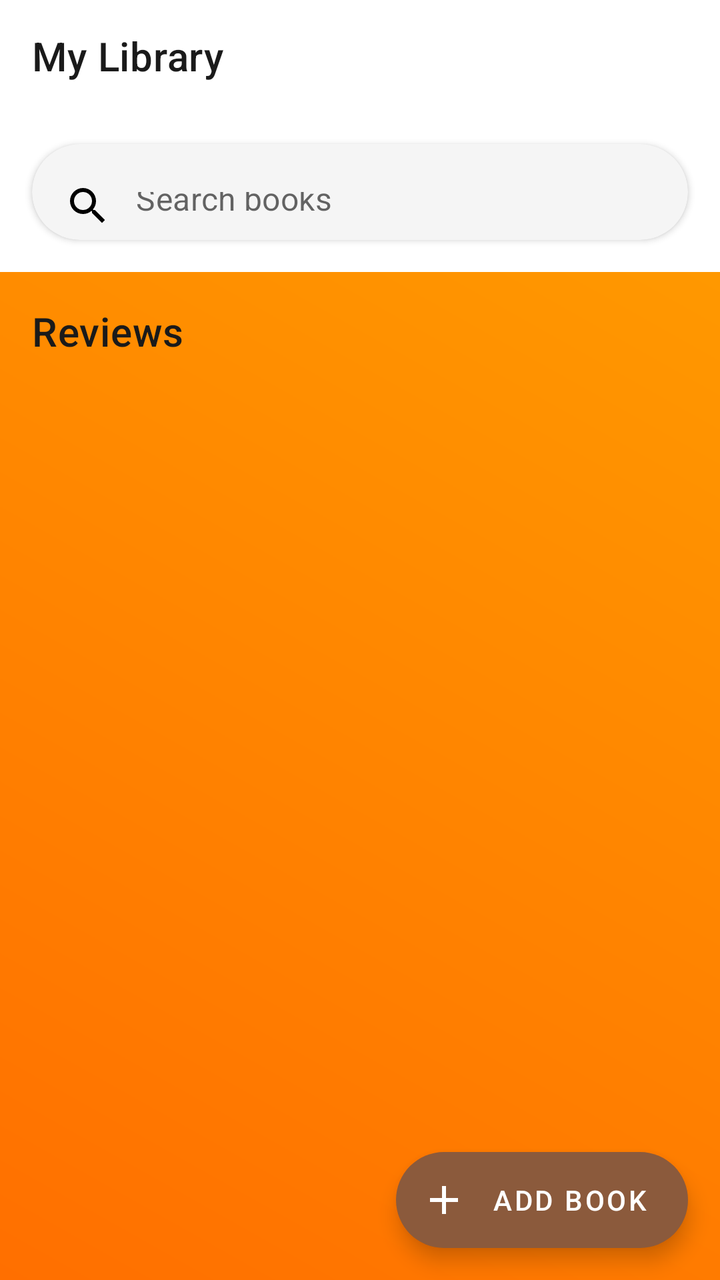
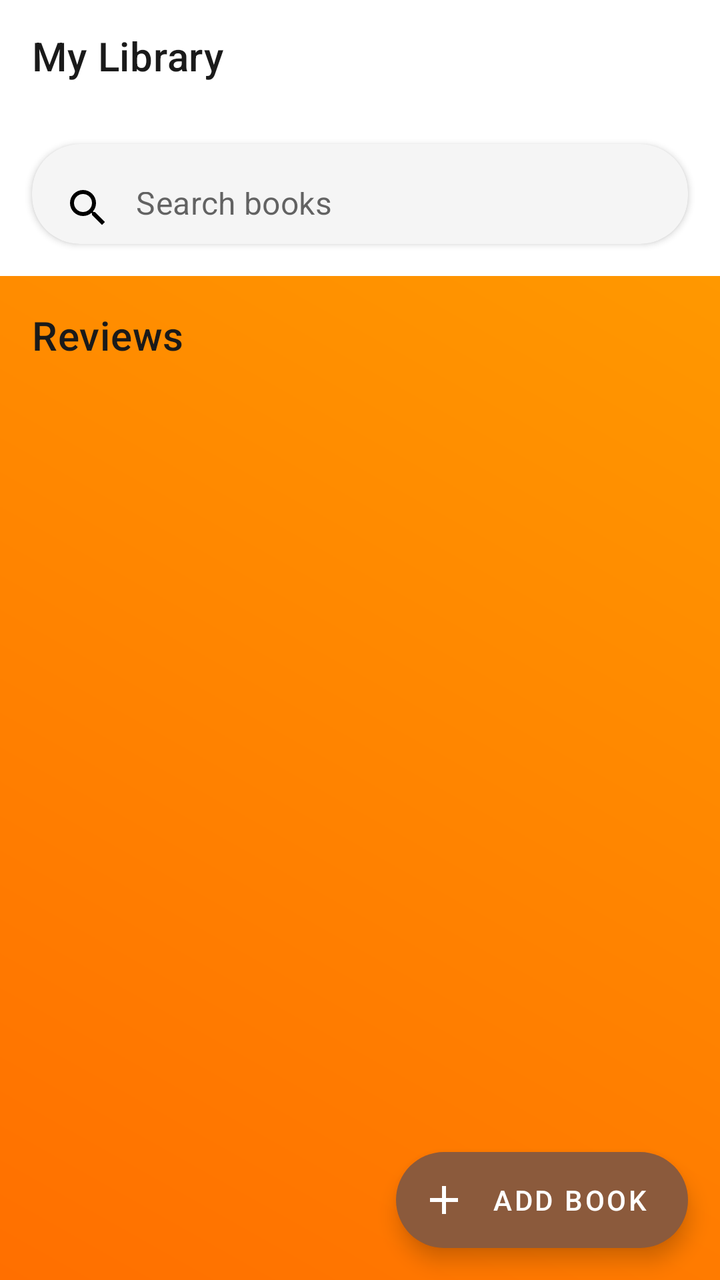

Compare the two renders of this Android layout. The source of the first and the diff that turns it into the second are given below.
<!-- AndroidManifest.xml: application theme Theme.BookClub -->
<!-- res/layout/fragment_book_list.xml -->
<?xml version="1.0" encoding="utf-8"?>
<androidx.coordinatorlayout.widget.CoordinatorLayout
    xmlns:android="http://schemas.android.com/apk/res/android"
    xmlns:app="http://schemas.android.com/apk/res-auto"
    android:layout_width="match_parent"
    android:layout_height="match_parent"
    android:background="@drawable/gradient_background">

    
    <com.google.android.material.appbar.AppBarLayout
        android:id="@+id/appBarLayout"
        android:layout_width="match_parent"
        android:layout_height="wrap_content"
        android:background="@color/card_background"
        app:elevation="0dp">

        <com.google.android.material.appbar.MaterialToolbar
            android:id="@+id/toolbar"
            android:layout_width="match_parent"
            android:layout_height="?attr/actionBarSize"
            android:background="@color/card_background"
            app:title="@string/title_my_library"
            app:titleTextColor="@color/text_primary"
            app:titleTextAppearance="@style/TextAppearance.MaterialComponents.Headline6" />

        
        <com.google.android.material.card.MaterialCardView
            android:layout_width="match_parent"
            android:layout_height="wrap_content"
            android:layout_margin="16dp"
            app:cardCornerRadius="24dp"
            app:cardElevation="2dp"
            app:cardBackgroundColor="@color/background_secondary">

            <com.google.android.material.textfield.TextInputLayout
                android:layout_width="match_parent"
                android:layout_height="wrap_content"
                style="@style/Widget.MaterialComponents.TextInputLayout.FilledBox"
                app:boxBackgroundMode="none"
                app:hintEnabled="false">

                <com.google.android.material.textfield.TextInputEditText
                    android:id="@+id/searchEditText"
                    android:layout_width="match_parent"
                    android:layout_height="48dp"
                    android:hint="@string/hint_search_books"
                    android:drawableStart="@drawable/ic_search"
                    android:drawablePadding="12dp"
                    android:background="@android:color/transparent"
                    android:paddingStart="16dp"
                    android:paddingEnd="16dp"
                    android:inputType="text" />
            </com.google.android.material.textfield.TextInputLayout>
        </com.google.android.material.card.MaterialCardView>
    </com.google.android.material.appbar.AppBarLayout>

    
    <androidx.core.widget.NestedScrollView
        android:layout_width="match_parent"
        android:layout_height="match_parent"
        app:layout_behavior="@string/appbar_scrolling_view_behavior">

        <LinearLayout
            android:layout_width="match_parent"
            android:layout_height="wrap_content"
            android:orientation="vertical"
            android:padding="16dp">

            
            <TextView
                android:layout_width="wrap_content"
                android:layout_height="wrap_content"
                android:text="Reviews"
                style="@style/TextAppearance.MaterialComponents.Headline6"
                android:textColor="@color/text_primary"
                android:layout_marginBottom="16dp"
                android:fontFamily="@font/roboto_bold" />

            
            <androidx.recyclerview.widget.RecyclerView
                android:id="@+id/recyclerView"
                android:layout_width="match_parent"
                android:layout_height="wrap_content"
                android:nestedScrollingEnabled="false"
                android:clipToPadding="false"
                android:paddingBottom="80dp" />
        </LinearLayout>
    </androidx.core.widget.NestedScrollView>

    
    <com.google.android.material.floatingactionbutton.ExtendedFloatingActionButton
        android:id="@+id/fabAddBook"
        android:layout_width="wrap_content"
        android:layout_height="wrap_content"
        android:layout_margin="16dp"
        android:layout_gravity="bottom|end"
        android:text="@string/add_book"
        app:icon="@drawable/ic_add"
        app:backgroundTint="@color/accent_color"
        app:iconTint="@color/text_on_primary"
        android:textColor="@color/text_on_primary"
        android:contentDescription="@string/add_book" />
</androidx.coordinatorlayout.widget.CoordinatorLayout>
<!-- resources referenced by this layout -->
<resources>
  <color name="accent_color">#8B5A3C</color>
  <color name="background_secondary">#F5F5F5</color>
  <color name="card_background">#FFFFFF</color>
  <color name="text_on_primary">#FFFFFF</color>
  <color name="text_primary">#1A1A1A</color>
  <string name="add_book">Add Book</string>
  <string name="hint_search_books">Search books</string>
  <string name="title_my_library">My Library</string>
  <color name="primary_color">#2E7D9A</color>
  <color name="primary_variant">#1E5F75</color>
  <color name="secondary_color">#F4A261</color>
  <color name="secondary_variant">#E76F51</color>
  <color name="error_color">#F44336</color>
  <color name="surface_color">#FFFFFF</color>
  <color name="background_primary">#FAFAFA</color>
  <style name="TextAppearance.BookClub.Headline1" parent="TextAppearance.MaterialComponents.Headline1">
          <item name="fontFamily">@font/roboto_bold</item>
          <item name="android:textColor">@color/text_primary</item>
          <item name="android:textSize">96sp</item>
      </style>
  <style name="TextAppearance.BookClub.Headline2" parent="TextAppearance.MaterialComponents.Headline2">
          <item name="fontFamily">@font/roboto_bold</item>
          <item name="android:textColor">@color/text_primary</item>
          <item name="android:textSize">60sp</item>
      </style>
  <style name="TextAppearance.BookClub.Headline3" parent="TextAppearance.MaterialComponents.Headline3">
          <item name="fontFamily">@font/roboto_bold</item>
          <item name="android:textColor">@color/text_primary</item>
          <item name="android:textSize">48sp</item>
      </style>
  <style name="TextAppearance.BookClub.Headline4" parent="TextAppearance.MaterialComponents.Headline4">
          <item name="fontFamily">@font/roboto_bold</item>
          <item name="android:textColor">@color/text_primary</item>
          <item name="android:textSize">34sp</item>
      </style>
  <style name="TextAppearance.BookClub.Headline5" parent="TextAppearance.MaterialComponents.Headline5">
          <item name="fontFamily">@font/roboto_bold</item>
          <item name="android:textColor">@color/text_primary</item>
          <item name="android:textSize">24sp</item>
      </style>
  <style name="TextAppearance.BookClub.Headline6" parent="TextAppearance.MaterialComponents.Headline6">
          <item name="fontFamily">@font/roboto_bold</item>
          <item name="android:textColor">@color/text_primary</item>
          <item name="android:textSize">20sp</item>
      </style>
  <style name="TextAppearance.BookClub.Body1" parent="TextAppearance.MaterialComponents.Body1">
          <item name="fontFamily">@font/roboto_regular</item>
          <item name="android:textColor">@color/text_primary</item>
          <item name="android:textSize">16sp</item>
      </style>
  <style name="TextAppearance.BookClub.Body2" parent="TextAppearance.MaterialComponents.Body2">
          <item name="fontFamily">@font/roboto_regular</item>
          <item name="android:textColor">@color/text_secondary</item>
          <item name="android:textSize">14sp</item>
      </style>
  <style name="ShapeAppearance.BookClub.SmallComponent" parent="ShapeAppearance.MaterialComponents.SmallComponent">
          <item name="cornerFamily">rounded</item>
          <item name="cornerSize">8dp</item>
      </style>
  <style name="ShapeAppearance.BookClub.MediumComponent" parent="ShapeAppearance.MaterialComponents.MediumComponent">
          <item name="cornerFamily">rounded</item>
          <item name="cornerSize">12dp</item>
      </style>
  <style name="ShapeAppearance.BookClub.LargeComponent" parent="ShapeAppearance.MaterialComponents.LargeComponent">
          <item name="cornerFamily">rounded</item>
          <item name="cornerSize">16dp</item>
      </style>
  <color name="text_secondary">#666666</color>
  <!-- unchanged entries left out for length: 4 -->
</resources>

<!-- the commit's change to res/layout/fragment_book_list.xml (unified diff, before → after) -->
@@ -42,7 +42,7 @@
                 <com.google.android.material.textfield.TextInputEditText
                     android:id="@+id/searchEditText"
                     android:layout_width="match_parent"
-                    android:layout_height="48dp"
+                    android:layout_height="50dp"
                     android:hint="@string/hint_search_books"
                     android:drawableStart="@drawable/ic_search"
                     android:drawablePadding="12dp"
